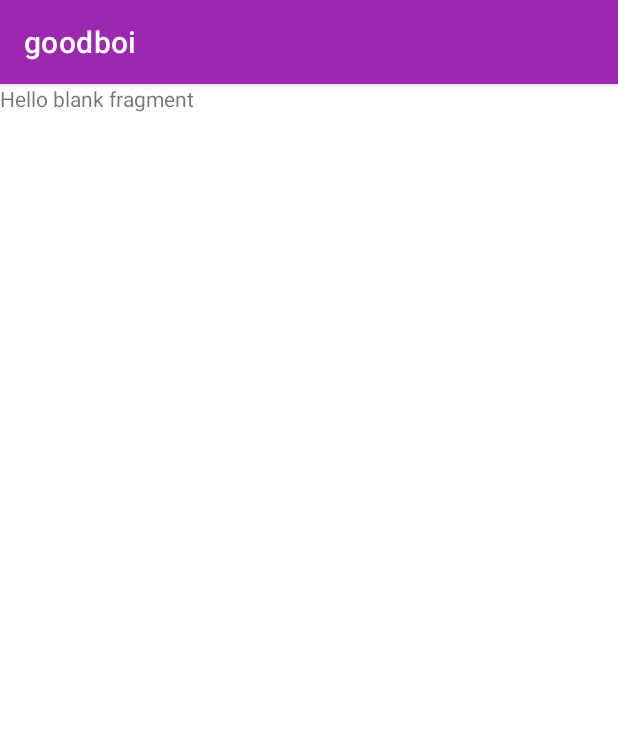
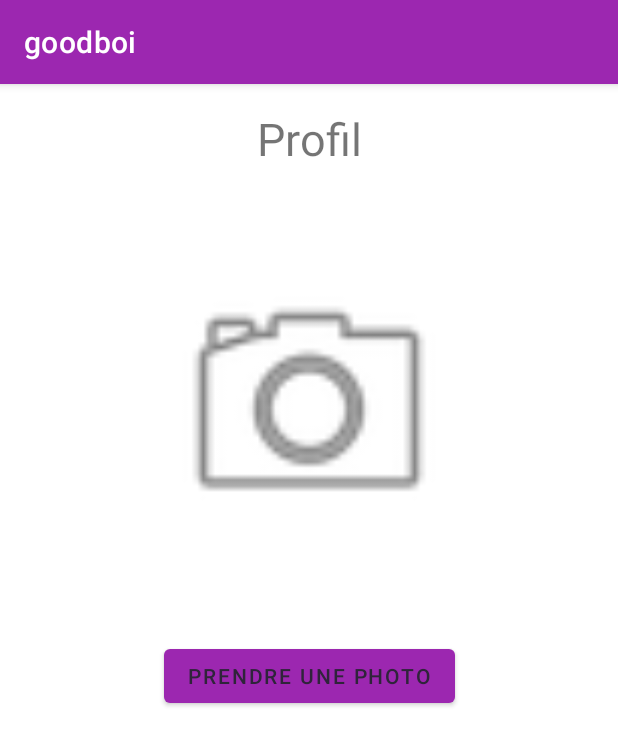
Before and after one commit to skullkid59600/goodboi, an Android app: the fragment ProfilFragment shown on its own in the app's theme, on a phone screen of 412 x 824 dp. Shown: the top 746 px of the screen. Run offline under Robolectric (Android 15) with nearby library versions, the phone set to English and light mode, and no system bars.

Commit message:
:sparkles: : take picture and display it in profile

```diff
--- a/app/src/main/AndroidManifest.xml
+++ b/app/src/main/AndroidManifest.xml
@@ -4,6 +4,7 @@
 
     <uses-permission android:name="android.permission.READ_EXTERNAL_STORAGE"/>
     <uses-permission android:name="android.permission.WRITE_EXTERNAL_STORAGE"/>
+    <uses-permission android:name="android.permission.CAMERA"/>
     <application
         android:allowBackup="true"
         android:icon="@mipmap/ic_launcher"
--- a/app/src/main/java/com/goodboi/fragments/ProfileFragment.kt
+++ b/app/src/main/java/com/goodboi/fragments/ProfileFragment.kt
@@ -1,60 +1,92 @@
 package com.goodboi.fragments
 
+import android.Manifest
+import android.app.Activity.RESULT_OK
+import android.content.ActivityNotFoundException
+import android.content.Intent
+import android.graphics.Bitmap
 import android.os.Bundle
-import androidx.fragment.app.Fragment
+import android.provider.MediaStore
+import android.util.Log
 import android.view.LayoutInflater
 import android.view.View
 import android.view.ViewGroup
+import android.widget.Button
+import android.widget.ImageView
+import androidx.activity.result.contract.ActivityResultContracts
+import androidx.fragment.app.Fragment
 import com.goodboi.R
 
-// TODO: Rename parameter arguments, choose names that match
-// the fragment initialization parameters, e.g. ARG_ITEM_NUMBER
-private const val ARG_PARAM1 = "param1"
-private const val ARG_PARAM2 = "param2"
+class ProfilFragment : Fragment() {
 
-/**
- * A simple [Fragment] subclass.
- * Use the [ProfilFragment.newInstance] factory method to
- * create an instance of this fragment.
- */
-class ProfilFragment : Fragment() {
-    // TODO: Rename and change types of parameters
-    private var param1: String? = null
-    private var param2: String? = null
+    private val MY_CAMERA_REQUEST_CODE = 100
 
-    override fun onCreate(savedInstanceState: Bundle?) {
-        super.onCreate(savedInstanceState)
-        arguments?.let {
-            param1 = it.getString(ARG_PARAM1)
-            param2 = it.getString(ARG_PARAM2)
+    private val permissionResultLauncher =
+        registerForActivityResult(ActivityResultContracts.RequestMultiplePermissions()) { map ->
+            if (!map.values.contains(false)) {
+                getDocumentResultLauncher.launch("image/jpeg | image/jpg | image/png")
+            }
         }
-    }
+
+    private val getDocumentResultLauncher =
+        registerForActivityResult(ActivityResultContracts.GetContent()) { uri ->
+            uri?.let {
+                Log.d("MyURI", uri.path!!)
+            }
+        }
+
+    private val takePictureResultLauncher =
+        registerForActivityResult(ActivityResultContracts.TakePicture()) {
+            if (it) {
+
+            }
+        }
 
     override fun onCreateView(
         inflater: LayoutInflater, container: ViewGroup?,
         savedInstanceState: Bundle?
     ): View? {
+
         // Inflate the layout for this fragment
         return inflater.inflate(R.layout.fragment_profil, container, false)
     }
 
-    companion object {
-        /**
-         * Use this factory method to create a new instance of
-         * this fragment using the provided parameters.
-         *
-         * @param param1 Parameter 1.
-         * @param param2 Parameter 2.
-         * @return A new instance of fragment ProfilFragment.
-         */
-        // TODO: Rename and change types and number of parameters
-        @JvmStatic
-        fun newInstance(param1: String, param2: String) =
-            ProfilFragment().apply {
-                arguments = Bundle().apply {
-                    putString(ARG_PARAM1, param1)
-                    putString(ARG_PARAM2, param2)
-                }
-            }
+    val requestCode = 100
+    val resultCode = 100
+    val data = null
+    val REQUEST_IMAGE_CAPTURE = 1
+    var imageId: ImageView? = null
+
+
+    private fun dispatchTakePictureIntent() {
+        val takePictureIntent = Intent(MediaStore.ACTION_IMAGE_CAPTURE)
+        try {
+            startActivityForResult(takePictureIntent, REQUEST_IMAGE_CAPTURE)
+        } catch (e: ActivityNotFoundException) {
+            // display error state to the user
+        }
+    }
+
+    override fun onActivityResult(requestCode: Int, resultCode: Int, data: Intent?) {
+        if (requestCode == REQUEST_IMAGE_CAPTURE && resultCode == RESULT_OK) {
+            val imageBitmap = data?.extras?.get("data") as Bitmap
+            imageId?.setImageBitmap(imageBitmap)
+        }
+    }
+
+    override fun onViewCreated(view: View, savedInstanceState: Bundle?) {
+        super.onViewCreated(view, savedInstanceState)
+        imageId = view?.findViewById(R.id.profilePicture)
+
+        permissionResultLauncher.launch(
+            arrayOf(
+                Manifest.permission.WRITE_EXTERNAL_STORAGE,
+                Manifest.permission.CAMERA
+            )
+        )
+
+        view.findViewById<Button>(R.id.buttonPhoto).setOnClickListener {
+            dispatchTakePictureIntent()
+        }
     }
 }
--- a/app/src/main/res/layout/fragment_profil.xml
+++ b/app/src/main/res/layout/fragment_profil.xml
@@ -1,14 +1,43 @@
 <?xml version="1.0" encoding="utf-8"?>
 <FrameLayout xmlns:android="http://schemas.android.com/apk/res/android"
+    xmlns:app="http://schemas.android.com/apk/res-auto"
     xmlns:tools="http://schemas.android.com/tools"
     android:layout_width="match_parent"
     android:layout_height="match_parent"
     tools:context=".fragments.ProfilFragment">
 
-    <!-- TODO: Update blank fragment layout -->
-    <TextView
+    <androidx.constraintlayout.widget.ConstraintLayout
         android:layout_width="match_parent"
-        android:layout_height="match_parent"
-        android:text="@string/hello_blank_fragment" />
+        android:layout_height="match_parent">
 
+        <TextView
+            android:id="@+id/profileTitle"
+            android:layout_width="wrap_content"
+            android:layout_height="wrap_content"
+            android:layout_marginTop="16dp"
+            android:text="@string/profile"
+            android:textSize="30dp"
+            app:layout_constraintEnd_toEndOf="parent"
+            app:layout_constraintStart_toStartOf="parent"
+            app:layout_constraintTop_toTopOf="parent" />
+
+        <ImageView
+            android:id="@+id/profilePicture"
+            android:layout_width="193dp"
+            android:layout_height="314dp"
+            android:src="@android:drawable/ic_menu_camera"
+            app:layout_constraintEnd_toEndOf="parent"
+            app:layout_constraintStart_toStartOf="parent"
+            app:layout_constraintTop_toBottomOf="@+id/profileTitle"
+            android:contentDescription="@string/profilePicture" />
+
+        <Button
+            android:id="@+id/buttonPhoto"
+            android:layout_width="wrap_content"
+            android:layout_height="wrap_content"
+            android:text="@string/takePicture"
+            app:layout_constraintEnd_toEndOf="parent"
+            app:layout_constraintStart_toStartOf="parent"
+            app:layout_constraintTop_toBottomOf="@+id/profilePicture" />
+    </androidx.constraintlayout.widget.ConstraintLayout>
 </FrameLayout>
--- a/app/src/main/res/values/strings.xml
+++ b/app/src/main/res/values/strings.xml
@@ -13,10 +13,12 @@
     <string name="title_home">Home</string>
     <string name="title_dashboard">Dashboard</string>
     <string name="pathDog">C:\Users\lecom\Documents\Prog\M1 III\S2\dev mobile\Projet\goodboi\img\golder-retriever-puppy.jpeg</string>
-    <string name="like">like</string>
-    <string name="dog">dog</string>
-    <string name="classement">classement</string>
-    <string name="profile">profile</string>
-    <string name="swipe">swipe</string>
+    <string name="like">Like</string>
+    <string name="dog">Dog</string>
+    <string name="classement">Classement</string>
+    <string name="profile">Profil</string>
+    <string name="profilePicture">Photo de profil</string>
+    <string name="swipe">Swipe</string>
+    <string name="takePicture">Prendre une photo</string>
     <string name="empty"></string>
 </resources>
```
Also changed, not shown: app/build.gradle (+6 -1 lines), app/src/main/java/com/goodboi/fragments/LoginFragment.kt (+5 -23 lines), app/src/main/res/navigation/mobile_navigation.xml (+5 -5 lines).
